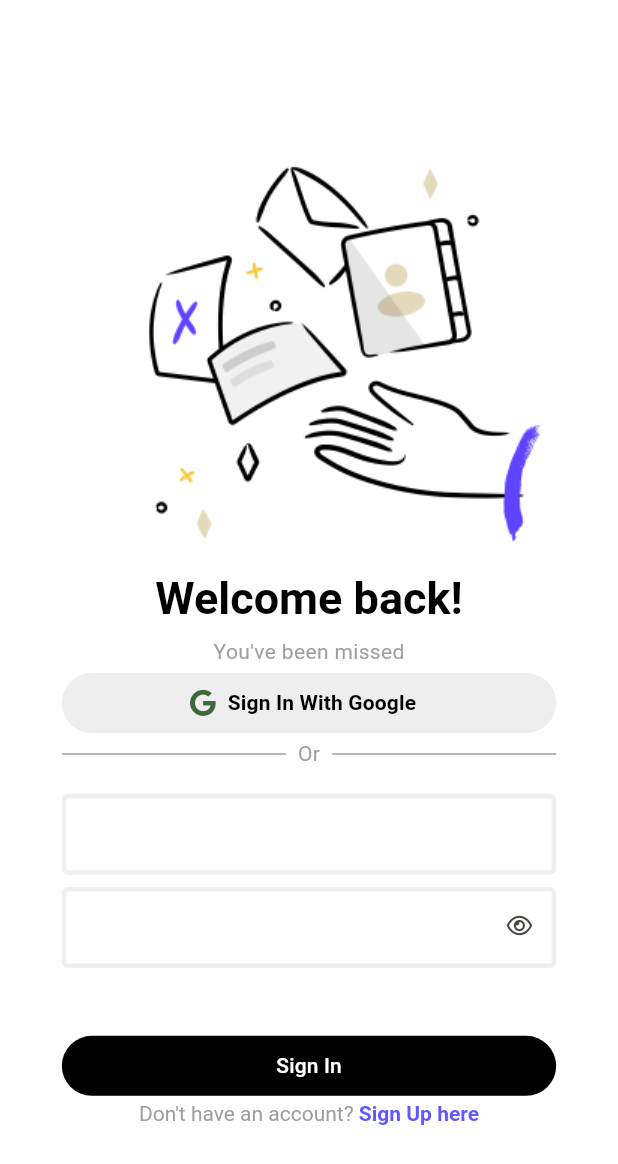
After one commit to aaleexcaazaallaa/Seneca, a Flutter app: the screen it shows after launch, after a tap on "Entrar con google", on a phone screen of 412 x 824 dp. The commit adds this screen. Shown: the top 1164 px of the screen. Run offline on Flutter 3.47's test engine with Material 2 defaults, Android fonts, the phone set to English and light mode, and no system bars; our stand-ins replace firebase_auth, firebase_core, font_awesome_flutter, go_router, google_sign_in; accounts and stored records are empty.

Commit message:
login con google

```diff
--- a/lib/presentation/screens/login/login_screen.dart
+++ b/lib/presentation/screens/login/login_screen.dart
@@ -142,7 +142,28 @@ class _LoginScreen extends State<LoginScreen> {
                   style: TextStyle(fontSize: 16, color: Color.fromARGB(255, 31, 77, 188))),
                 ),
               ),
-              const SizedBox(height: 60),
+              const SizedBox(height: 10),
+
+              SizedBox(
+                width: 380,
+                height: 40,
+                child: ElevatedButton(
+                  onPressed: () {
+                    context.goNamed('sign-in');
+                  },
+                  style: ButtonStyle(
+                    backgroundColor: const MaterialStatePropertyAll(Colors.white),
+                    shape: MaterialStatePropertyAll(
+                      RoundedRectangleBorder(
+                        borderRadius: BorderRadius.circular(8.0)
+                      )
+                    )
+                  ),
+                  child: const Text('Entrar con google',
+                  style: TextStyle(fontSize: 16, color: Color.fromARGB(255, 31, 77, 188))),
+                ),
+              ),
+              const SizedBox(height: 20),
 
               RichText(
                 text: TextSpan(
@@ -176,7 +197,7 @@ class _LoginScreen extends State<LoginScreen> {
                 scale: 0.50,
                 child: Image.asset("assets/images/JuntaAndalucia.png")
                 ),
-              const SizedBox(height: 100),
+              const SizedBox(height: 90),
 
               Container(
                 margin: const EdgeInsetsDirectional.only(start: 300),
--- /dev/null
+++ b/lib/presentation/screens/sign_in/sign_in_page.dart
@@ -0,0 +1,187 @@
+import 'package:firebase_auth/firebase_auth.dart';
+import 'package:seneca/services/firebase_service.dart';
+import 'package:seneca/utils/constants.dart';
+import 'package:flutter/material.dart';
+import 'package:font_awesome_flutter/font_awesome_flutter.dart';
+
+class SignInPage extends StatelessWidget {
+  const SignInPage({super.key});
+
+  @override
+  Widget build(BuildContext context) {
+    Size size = MediaQuery.of(context).size;
+    OutlineInputBorder border = const OutlineInputBorder(
+        borderSide: BorderSide(color: Constants.kBorderColor, width: 3.0));
+    return Scaffold(
+        resizeToAvoidBottomInset: false,
+        backgroundColor: Constants.kPrimaryColor,
+        body: Center(
+            child:
+                Column(mainAxisAlignment: MainAxisAlignment.center, children: [
+          Image.asset("assets/images/sign-in.png"),
+          RichText(
+              textAlign: TextAlign.center,
+              text: const TextSpan(children: <TextSpan>[
+                TextSpan(
+                    text: Constants.textSignInTitle,
+                    style: TextStyle(
+                      color: Constants.kBlackColor,
+                      fontWeight: FontWeight.bold,
+                      fontSize: 30.0,
+                    )),
+              ])),
+          SizedBox(height: size.height * 0.01),
+          const Text(
+            Constants.textSmallSignIn,
+            style: TextStyle(color: Constants.kDarkGreyColor),
+          ),
+          const GoogleSignIn(),
+          buildRowDivider(size: size),
+          Padding(padding: EdgeInsets.only(bottom: size.height * 0.02)),
+          SizedBox(
+            width: size.width * 0.8,
+            child: TextField(
+                decoration: InputDecoration(
+                    contentPadding:
+                        const EdgeInsets.symmetric(vertical: 15.0, horizontal: 10.0),
+                    enabledBorder: border,
+                    focusedBorder: border)),
+          ),
+          SizedBox(
+            height: size.height * 0.01,
+          ),
+          SizedBox(
+            width: size.width * 0.8,
+            child: TextField(
+              decoration: InputDecoration(
+                contentPadding:
+                    const EdgeInsets.symmetric(vertical: 15.0, horizontal: 10.0),
+                enabledBorder: border,
+                focusedBorder: border,
+                suffixIcon: const Padding(
+                  padding: EdgeInsets.only(top: 15, left: 15),
+                  child: FaIcon(
+                    FontAwesomeIcons.eye,
+                    size: 15,
+                  ),
+                ),
+              ),
+            ),
+          ),
+          Padding(padding: EdgeInsets.only(bottom: size.height * 0.05)),
+          SizedBox(
+            width: size.width * 0.8,
+            child: OutlinedButton(
+              onPressed: () async {},
+              style: ButtonStyle(
+                  foregroundColor:
+                      MaterialStateProperty.all<Color>(Constants.kPrimaryColor),
+                  backgroundColor:
+                      MaterialStateProperty.all<Color>(Constants.kBlackColor),
+                  side: MaterialStateProperty.all<BorderSide>(BorderSide.none)),
+              child: const Text(Constants.textSignIn),
+            ),
+          ),
+          RichText(
+              textAlign: TextAlign.center,
+              text: const TextSpan(children: <TextSpan>[
+                TextSpan(
+                    text: Constants.textAcc,
+                    style: TextStyle(
+                      color: Constants.kDarkGreyColor,
+                    )),
+                TextSpan(
+                    text: Constants.textSignUp,
+                    style: TextStyle(
+                      fontWeight: FontWeight.bold,
+                      color: Constants.kDarkBlueColor,
+                    )),
+              ])),
+        ])));
+  }
+
+  Widget buildRowDivider({required Size size}) {
+    return SizedBox(
+      width: size.width * 0.8,
+      child: const Row(children: <Widget>[
+        Expanded(child: Divider(color: Constants.kDarkGreyColor)),
+        Padding(
+            padding: EdgeInsets.only(left: 8.0, right: 8.0),
+            child: Text(
+              "Or",
+              style: TextStyle(color: Constants.kDarkGreyColor),
+            )),
+        Expanded(child: Divider(color: Constants.kDarkGreyColor)),
+      ]),
+    );
+  }
+}
+
+class GoogleSignIn extends StatefulWidget {
+  const GoogleSignIn({Key? key}) : super(key: key);
+
+  @override
+  // ignore: library_private_types_in_public_api
+  _GoogleSignInState createState() => _GoogleSignInState();
+}
+
+class _GoogleSignInState extends State<GoogleSignIn> {
+  bool isLoading = false;
+
+  @override
+  Widget build(BuildContext context) {
+    Size size = MediaQuery.of(context).size;
+    return  !isLoading? SizedBox(
+      width: size.width * 0.8,
+      child: OutlinedButton.icon(
+        icon: const FaIcon(FontAwesomeIcons.google),
+        onPressed: () async {
+          setState(() {
+            isLoading = true;
+          });
+          FirebaseService service = FirebaseService();
+          try {
+           await service.signInwithGoogle();
+           // ignore: use_build_context_synchronously
+           Navigator.pushNamedAndRemoveUntil(context, Constants.homeNavigate, (route) => false);
+          } catch(e){
+            if(e is FirebaseAuthException){
+              showMessage(e.message!);
+            }
+          }
+          setState(() {
+            isLoading = false;
+          });
+        },
+        label: const Text(
+          Constants.textSignInGoogle,
+          style: TextStyle(
+              color: Constants.kBlackColor, fontWeight: FontWeight.bold),
+        ),
+        style: ButtonStyle(
+            backgroundColor:
+                MaterialStateProperty.all<Color>(Constants.kGreyColor),
+            side: MaterialStateProperty.all<BorderSide>(BorderSide.none)),
+      ),
+    ) : const CircularProgressIndicator();
+  }
+
+  void showMessage(String message) {
+    showDialog(
+        context: context,
+        builder: (BuildContext context) {
+          return AlertDialog(
+            title: const Text("Error"),
+            content: Text(message),
+            actions: [
+              TextButton(
+                child: const Text("Ok"),
+                onPressed: () {
+                  Navigator.of(context).pop();
+                },
+              )
+            ],
+          );
+        });
+  }
+}
--- a/lib/router/router.dart
+++ b/lib/router/router.dart
@@ -1,6 +1,7 @@
 import 'package:go_router/go_router.dart';
 import 'package:seneca/presentation/screens/home/home_screen.dart';
 import 'package:seneca/presentation/screens/login/login_screen.dart';
+import 'package:seneca/presentation/screens/sign_in/sign_in_page.dart';
 
 
 final router = GoRouter(
@@ -12,6 +13,11 @@ final router = GoRouter(
       builder: ((context, state) => const LoginScreen())
     ),
     GoRoute(
+      path: '/sign-in',
+      name: 'sign-in',
+      builder: ((context, state) => const SignInPage())
+    ),
+    GoRoute(
       path: '/home',
       name: 'home',
       builder: ((context, state) => const HomeScreen())
--- /dev/null
+++ b/lib/services/firebase_service.dart
@@ -0,0 +1,34 @@
+import 'package:firebase_auth/firebase_auth.dart';
+import 'package:flutter/foundation.dart';
+import 'package:google_sign_in/google_sign_in.dart';
+
+class FirebaseService {
+  final FirebaseAuth _auth = FirebaseAuth.instance;
+  final GoogleSignIn _googleSignIn = kIsWeb
+    ? GoogleSignIn(clientId: '800276532765-g96fj6v23jbgdfvamn2qhj7js0b3hceq.apps.googleusercontent.com',
+                   scopes: ['email'])
+    : GoogleSignIn(scopes: ['email']);
+
+
+  Future<String?> signInwithGoogle() async {
+    try {
+      final GoogleSignInAccount? googleSignInAccount =
+          await _googleSignIn.signIn();
+      final GoogleSignInAuthentication googleSignInAuthentication =
+          await googleSignInAccount!.authentication;
+      final AuthCredential credential = GoogleAuthProvider.credential(
+        accessToken: googleSignInAuthentication.accessToken,
+        idToken: googleSignInAuthentication.idToken,
+      );
+      await _auth.signInWithCredential(credential);
+    } on FirebaseAuthException {
+      rethrow;
+    }
+    return null;
+  }
+
+  Future<void> signOutFromGoogle() async{
+    await _googleSignIn.signOut();
+    await _auth.signOut();
+  }
+}
--- /dev/null
+++ b/lib/utils/constants.dart
@@ -0,0 +1,34 @@
+import 'package:flutter/services.dart';
+
+class Constants {
+  //colors
+  static const kPrimaryColor = Color(0xFFFFFFFF);
+  static const kGreyColor = Color(0xFFEEEEEE);
+  static const kBlackColor = Color(0xFF000000);
+  static const kDarkGreyColor = Color(0xFF9E9E9E);
+  static const kDarkBlueColor = Color(0xFF6057FF);
+  static const kBorderColor = Color(0xFFEFEFEF);
+
+  //text
+  static const title = "Google Sign In";
+  static const textIntro = "Growing your \n business is ";
+  static const textIntroDesc1 = "easier \n ";
+  static const textIntroDesc2 = "then you think!";
+  static const textSmallSignUp = "Sign up takes only 2 minutes!";
+  static const textSignIn = "Sign In";
+  static const textStart = "Get Started";
+  static const textSignInTitle = "Welcome back!";
+  static const textSmallSignIn = "You've been missed";
+  static const textSignInGoogle = "Sign In With Google";
+  static const textAcc = "Don't have an account? ";
+  static const textSignUp = "Sign Up here";
+  static const textHome = "Home";
+
+  //navigate
+  static const signInNavigate = '/sign-in';
+  static const homeNavigate = '/home';
+
+  static const statusBarColor = SystemUiOverlayStyle(
+      statusBarColor: Constants.kPrimaryColor,
+      statusBarIconBrightness: Brightness.dark);
+}
--- a/pubspec.yaml
+++ b/pubspec.yaml
@@ -37,6 +37,10 @@ dependencies:
   cupertino_icons: ^1.0.2
   provider: ^6.0.5
   go_router: ^12.0.1
+  firebase_core: ^2.21.0
+  firebase_auth: ^4.12.1
+  font_awesome_flutter: ^10.6.0
+  google_sign_in: ^6.1.5
 
 dev_dependencies:
   flutter_test:
```
Also changed, not shown: assets/images/sign-in.png (added), lib/firebase_options.dart (added), pubspec.lock, 9 other files.
